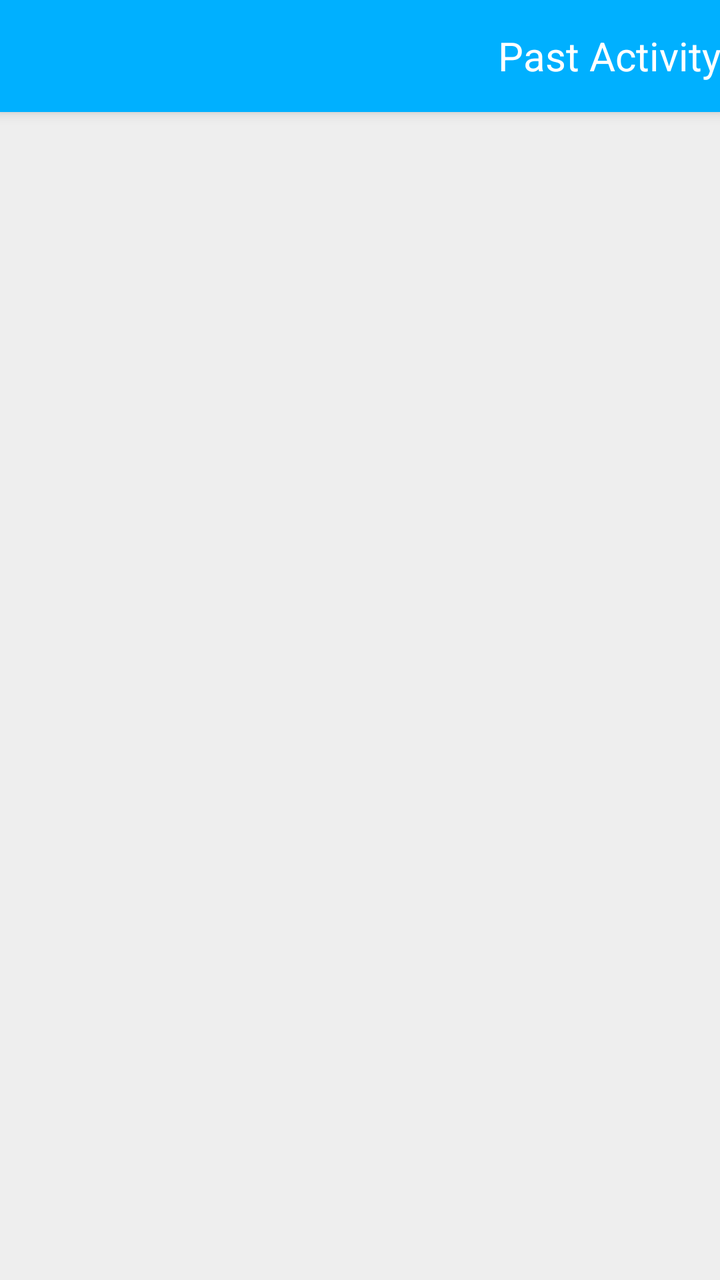
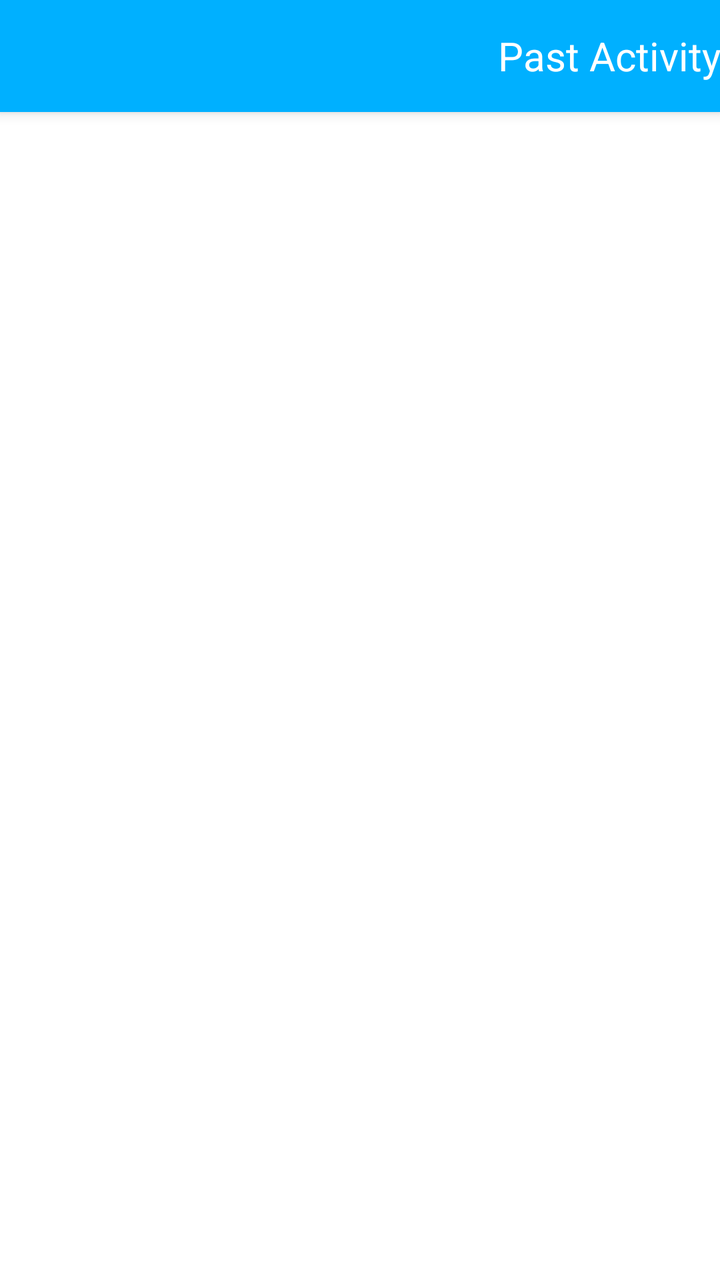

Screens rendered from an Android XML layout before and after an edit, with the pre-edit source and the edit as a unified diff.
<!-- AndroidManifest.xml: activity theme AppTheme.NoActionBar -->
<!-- res/layout/activity_journal.xml -->
<?xml version="1.0" encoding="utf-8"?>
<androidx.coordinatorlayout.widget.CoordinatorLayout
    xmlns:android="http://schemas.android.com/apk/res/android"
    xmlns:app="http://schemas.android.com/apk/res-auto"
    xmlns:tools="http://schemas.android.com/tools"
    android:layout_width="match_parent"
    android:layout_height="match_parent"
    android:fitsSystemWindows="true"
    tools:context=".view.JournalActivity">

    <com.google.android.material.appbar.AppBarLayout
        android:id="@+id/record_appbar"
        android:layout_width="match_parent"
        android:layout_height="wrap_content"
        android:theme="@style/AppTheme.AppBarOverlay">

        <androidx.appcompat.widget.Toolbar
            android:id="@+id/record_toolbar"
            android:layout_width="match_parent"
            android:layout_height="?attr/actionBarSize"
            app:popupTheme="@style/AppTheme.PopupOverlay">

            <TextView
                android:layout_width="match_parent"
                android:layout_height="match_parent"
                android:gravity="end|center_vertical"
                android:textSize="@dimen/text_size_paragraph_title"
                android:textColor="#fff"
                android:text="@string/title_activity_journal"
                style="@style/AppTheme.AppBarOverlay"/>

        </androidx.appcompat.widget.Toolbar>

    </com.google.android.material.appbar.AppBarLayout>

    <FrameLayout
        android:layout_width="match_parent"
        android:layout_height="match_parent"
        app:layout_behavior="@string/appbar_scrolling_view_behavior">

        <LinearLayout
            android:layout_width="match_parent"
            android:layout_height="match_parent"
            android:orientation="horizontal">

            <FrameLayout
                android:id="@+id/record_list_container"
                xmlns:android="http://schemas.android.com/apk/res/android"
                xmlns:app="http://schemas.android.com/apk/res-auto"
                xmlns:tools="http://schemas.android.com/tools"
                android:layout_width="match_parent"
                android:layout_height="match_parent">

                <androidx.recyclerview.widget.RecyclerView
                    android:id="@+id/record_list"
                    android:layout_width="match_parent"
                    android:layout_height="match_parent"
                    android:background="@color/colorChalk"
                    app:layoutManager="androidx.recyclerview.widget.LinearLayoutManager"
                    tools:context=".view.JournalActivity"
                    tools:listitem="@layout/item_journal"/>

            </FrameLayout>

            <FrameLayout
                android:id="@+id/record_item_container"
                android:layout_width="match_parent"
                android:layout_height="match_parent"
                android:visibility="gone"
                android:background="@color/colorNeutral"
                app:layout_behavior="@string/appbar_scrolling_view_behavior" />

        </LinearLayout>

    </FrameLayout>

</androidx.coordinatorlayout.widget.CoordinatorLayout>
<!-- res/layout/item_journal.xml (included above) -->
<?xml version="1.0" encoding="utf-8"?>
<androidx.cardview.widget.CardView
    xmlns:android="http://schemas.android.com/apk/res/android"
    android:id="@+id/record_item_view"
    android:layout_width="match_parent"
    android:layout_height="90dp"
    android:layout_marginLeft="8dp"
    android:layout_marginRight="8dp"
    android:layout_marginTop="4dp"
    android:layout_marginBottom="4dp">

    <LinearLayout
        android:layout_width="match_parent"
        android:layout_height="match_parent"
        android:orientation="horizontal"
        android:baselineAligned="false">

        <FrameLayout
            android:layout_width="44dp"
            android:layout_height="match_parent"
            android:paddingTop="15dp"
            android:paddingBottom="15dp"
            android:paddingStart="10dp"
            android:background="@color/colorChalk"
            android:orientation="vertical"
            android:clickable="true"
            android:focusable="true">

            <ImageButton
                android:id="@+id/record_contact_button"
                android:layout_width="25dp"
                android:layout_height="25dp"
                android:layout_gravity="top"
                android:background="@color/colorChalk"
                android:src="@drawable/ic_baseline_more_horiz_24px"
                android:contentDescription="@string/description_decrement_percentage_text"/>

            <ImageButton
                android:id="@+id/record_share_button"
                android:layout_width="25dp"
                android:layout_height="25dp"
                android:layout_gravity="bottom"
                android:background="@color/colorChalk"
                android:src="@drawable/ic_menu_share"
                android:contentDescription="@string/description_decrement_percentage_text"/>

        </FrameLayout>

        <LinearLayout
            android:id="@+id/record_stats_view"
            android:layout_width="0dp"
            android:layout_height="match_parent"
            android:layout_weight=".4"
            android:padding="4dp"
            android:orientation="vertical"
            android:gravity="end"
            android:clickable="true"
            android:focusable="true">

            <LinearLayout
                android:layout_width="match_parent"
                android:layout_height="0dp"
                android:layout_weight=".5"
                android:orientation="horizontal"
                android:layout_gravity="center"
                android:gravity="center">

                <TextView
                    android:id="@+id/record_memo_text"
                    android:layout_width="0dp"
                    android:layout_height="match_parent"
                    android:layout_weight=".25"
                    android:background="#fff"
                    android:textSize="@dimen/text_size_paragraph_title"
                    android:textColor="#000"
                    android:gravity="center"
                    android:text="📝"
                    android:inputType="numberDecimal"
                    android:imeOptions="actionDone"
                    android:importantForAutofill="no"
                    android:hint="Toggle the type of this record"/>

                <TextView
                    android:id="@+id/record_time_text"
                    android:layout_width="0dp"
                    android:layout_height="match_parent"
                    android:layout_weight=".75"
                    android:background="#fff"
                    android:textSize="@dimen/text_size_paragraph_title"
                    android:textColor="#000"
                    android:gravity="center"
                    android:inputType="numberDecimal"
                    android:imeOptions="actionDone"
                    android:importantForAutofill="no"
                    android:hint="Change the date of this record"/>

            </LinearLayout>


            <LinearLayout
                android:layout_width="match_parent"
                android:layout_height="0dp"
                android:layout_weight=".5"
                android:orientation="horizontal"
                android:layout_gravity="center"
                android:gravity="center">

                <TextView
                    android:id="@+id/record_type_text"
                    android:layout_width="0dp"
                    android:layout_height="match_parent"
                    android:layout_weight=".25"
                    android:background="#fff"
                    android:textSize="@dimen/text_size_paragraph_title"
                    android:textColor="#000"
                    android:gravity="center"
                    android:inputType="numberDecimal"
                    android:imeOptions="actionDone"
                    android:importantForAutofill="no"
                    android:hint="Toggle the type of this record"/>

                <EditText
                    android:id="@+id/record_amount_text"
                    android:layout_width="0dp"
                    android:layout_height="match_parent"
                    android:layout_weight=".75"
                    android:background="#fff"
                    android:textSize="@dimen/text_size_paragraph_title"
                    android:textColor="#000"
                    android:gravity="center"
                    android:inputType="numberDecimal"
                    android:imeOptions="actionDone"
                    android:importantForAutofill="no"
                    android:hint="Change the amount of this record"/>

            </LinearLayout>

        </LinearLayout>

        <FrameLayout
            android:id="@+id/record_text_view"
            android:layout_width="0dp"
            android:layout_height="match_parent"
            android:layout_weight=".5"
            android:padding="3dp"
            android:background="@color/colorHeat">

            <LinearLayout xmlns:android="http://schemas.android.com/apk/res/android"
                android:layout_width="match_parent"
                android:layout_height="match_parent"
                android:padding="2dp"
                android:background="#fff"
                android:orientation="vertical"
                android:layout_gravity="start|center_vertical">

                <LinearLayout
                    android:layout_width="match_parent"
                    android:layout_height="0dp"
                    android:layout_weight=".7">

                    <TextView
                        android:id="@+id/record_primary"
                        android:layout_width="0dp"
                        android:layout_height="match_parent"
                        android:layout_weight=".9"
                        android:layout_margin="4dp"
                        android:textSize="@dimen/text_size_paragraph_title"
                        android:textAppearance="?attr/textAppearanceListItem" />

                    <CheckBox
                        android:id="@+id/record_type"
                        android:layout_width="5dp"
                        android:layout_height="5dp"
                        android:layout_margin="2dp"
                        android:checked="false" />

                </LinearLayout>

                <TextView
                    android:id="@+id/record_secondary"
                    android:layout_width="wrap_content"
                    android:layout_height="0dp"
                    android:layout_weight=".3"
                    android:layout_marginStart="4dp"
                    android:textSize="@dimen/text_size_paragraph"
                    android:textAppearance="?attr/textAppearanceListItem" />

            </LinearLayout>

        </FrameLayout>

    </LinearLayout>

</androidx.cardview.widget.CardView>
<!-- resources referenced by this layout -->
<resources>
  <color name="colorChalk">#EEE</color>
  <color name="colorHeat">#FF8800</color>
  <color name="colorNeutral">#DDD</color>
  <dimen name="text_size_paragraph">16sp</dimen>
  <dimen name="text_size_paragraph_title">20sp</dimen>
  <!-- drawable ic_baseline_more_horiz_24px (drawable) -->
  <vector xmlns:android="http://schemas.android.com/apk/res/android"
      android:width="24dp"
      android:height="24dp"
      android:viewportWidth="24"
      android:viewportHeight="24">
    <path
        android:fillColor="#FF000000"
        android:pathData="M6,10c-1.1,0 -2,0.9 -2,2s0.9,2 2,2 2,-0.9 2,-2 -0.9,-2 -2,-2zM18,10c-1.1,0 -2,0.9 -2,2s0.9,2 2,2 2,-0.9 2,-2 -0.9,-2 -2,-2zM12,10c-1.1,0 -2,0.9 -2,2s0.9,2 2,2 2,-0.9 2,-2 -0.9,-2 -2,-2z"/>
  </vector>
  <!-- drawable ic_menu_share (drawable-v21) -->
  <vector xmlns:android="http://schemas.android.com/apk/res/android"
      android:width="24dp"
      android:height="24dp"
      android:viewportHeight="24.0"
      android:viewportWidth="24.0">
      <path
          android:fillColor="#FF000000"
          android:pathData="M18,16.08c-0.76,0 -1.44,0.3 -1.96,0.77L8.91,12.7c0.05,-0.23 0.09,-0.46 0.09,-0.7s-0.04,-0.47 -0.09,-0.7l7.05,-4.11c0.54,0.5 1.25,0.81 2.04,0.81 1.66,0 3,-1.34 3,-3s-1.34,-3 -3,-3 -3,1.34 -3,3c0,0.24 0.04,0.47 0.09,0.7L8.04,9.81C7.5,9.31 6.79,9 6,9c-1.66,0 -3,1.34 -3,3s1.34,3 3,3c0.79,0 1.5,-0.31 2.04,-0.81l7.12,4.16c-0.05,0.21 -0.08,0.43 -0.08,0.65 0,1.61 1.31,2.92 2.92,2.92 1.61,0 2.92,-1.31 2.92,-2.92s-1.31,-2.92 -2.92,-2.92z" />
  </vector>
  <string name="description_decrement_percentage_text">Press this button to decrease the percentage of your total donation amount to be allocated to this charity on each converted smile or stride</string>
  <string name="title_activity_journal">Past Activity</string>
  <style name="AppTheme.AppBarOverlay" parent="ThemeOverlay.AppCompat.Dark.ActionBar" />
  <style name="AppTheme.PopupOverlay" parent="@android:style/Widget.PopupMenu">
          <item name="android:background">@color/colorPrimary</item>
      </style>
  <style name="AppTheme.NoActionBar">
          <item name="windowActionBar">false</item>
          <item name="windowNoTitle">true</item>
      </style>
  <color name="colorPrimary">#00B0FF</color>
</resources>

<!-- the commit's change to res/layout/activity_journal.xml (unified diff, before → after) -->
@@ -45,9 +45,6 @@
 
             <FrameLayout
                 android:id="@+id/record_list_container"
-                xmlns:android="http://schemas.android.com/apk/res/android"
-                xmlns:app="http://schemas.android.com/apk/res-auto"
-                xmlns:tools="http://schemas.android.com/tools"
                 android:layout_width="match_parent"
                 android:layout_height="match_parent">
 
@@ -55,7 +52,7 @@
                     android:id="@+id/record_list"
                     android:layout_width="match_parent"
                     android:layout_height="match_parent"
-                    android:background="@color/colorChalk"
+                    android:background="#fff"
                     app:layoutManager="androidx.recyclerview.widget.LinearLayoutManager"
                     tools:context=".view.JournalActivity"
                     tools:listitem="@layout/item_journal"/>
@@ -82,10 +79,8 @@
     android:id="@+id/record_item_view"
     android:layout_width="match_parent"
     android:layout_height="90dp"
-    android:layout_marginLeft="8dp"
-    android:layout_marginRight="8dp"
-    android:layout_marginTop="4dp"
-    android:layout_marginBottom="4dp">
+    android:layout_marginTop="3dp"
+    android:layout_marginBottom="3dp">
 
     <LinearLayout
         android:layout_width="match_parent"
@@ -129,7 +124,7 @@
             android:layout_width="0dp"
             android:layout_height="match_parent"
             android:layout_weight=".4"
-            android:padding="4dp"
+            android:padding="2dp"
             android:orientation="vertical"
             android:gravity="end"
             android:clickable="true"
@@ -220,10 +215,10 @@
             android:layout_width="0dp"
             android:layout_height="match_parent"
             android:layout_weight=".5"
-            android:padding="3dp"
+            android:padding="2dp"
             android:background="@color/colorHeat">
 
-            <LinearLayout xmlns:android="http://schemas.android.com/apk/res/android"
+            <LinearLayout
                 android:layout_width="match_parent"
                 android:layout_height="match_parent"
                 android:padding="2dp"
